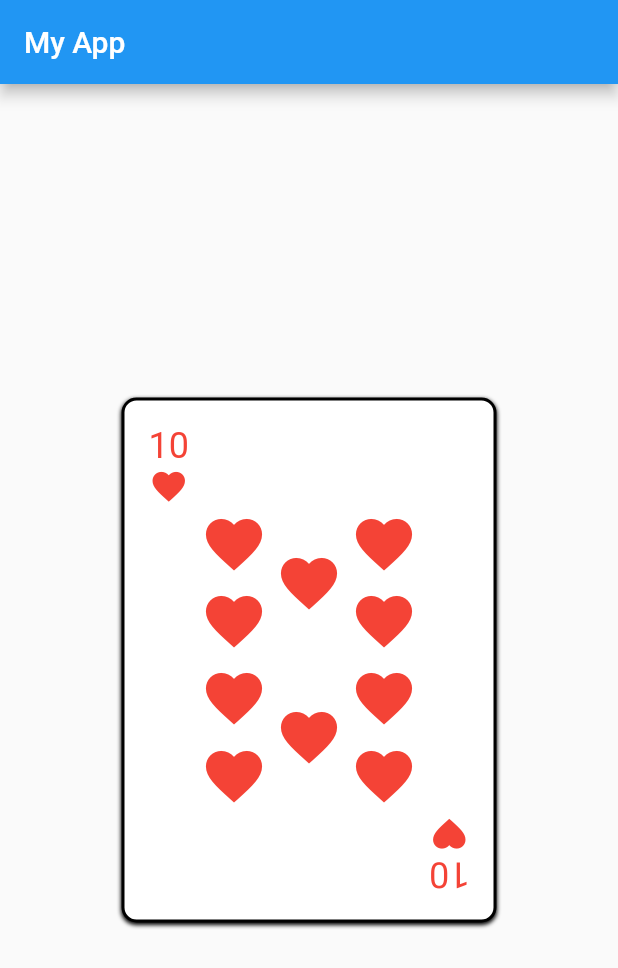
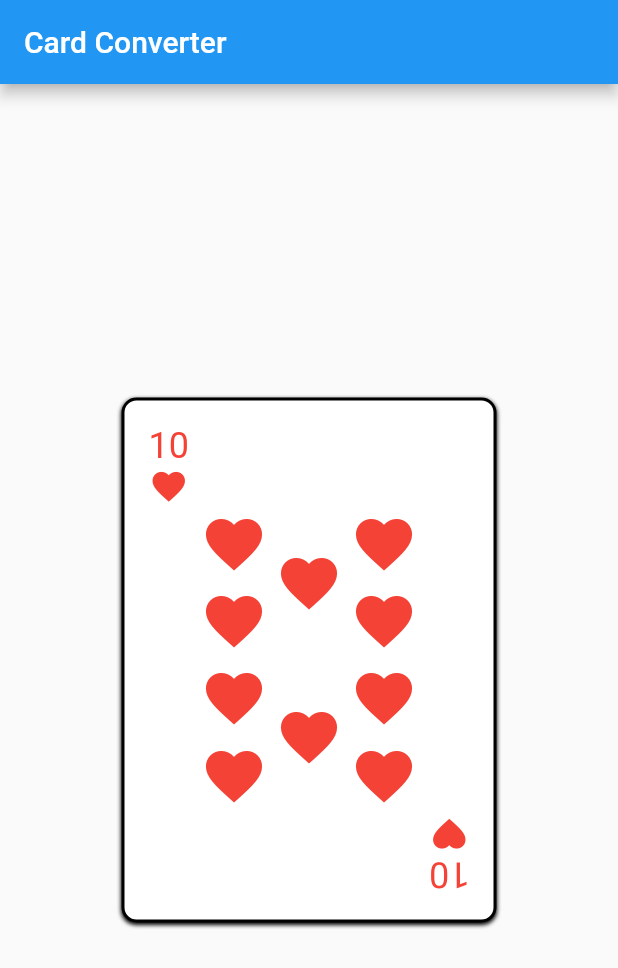
Before and after one commit to coolpat1993/cardConverter, a Flutter app: the screen it shows after launch, on a phone screen of 412 x 824 dp. Shown: the top 968 px of the screen. Run offline on Flutter 3.47's test engine with Material 2 defaults, Android fonts, the phone set to English and light mode, and no system bars; our stand-ins replace font_awesome_flutter; missing offline and left inert: dart:ffi.

Commit message:
changed title

```diff
--- a/lib/main.dart
+++ b/lib/main.dart
@@ -24,7 +24,7 @@ class MyHomePage extends StatelessWidget {
   Widget build(BuildContext context) {
     return Scaffold(
       appBar: AppBar(
-        title: Text('My App'),
+        title: Text('Card Converter'),
       ),
       body: Center(
         child: CardConverter(card: '10H'),
```
